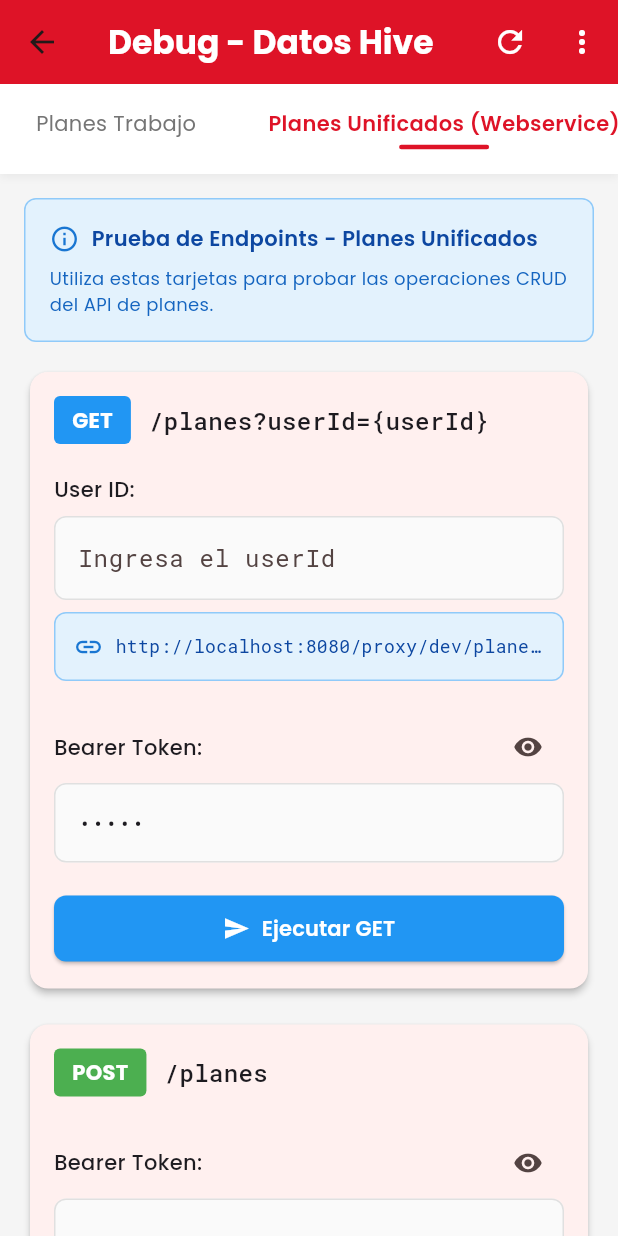
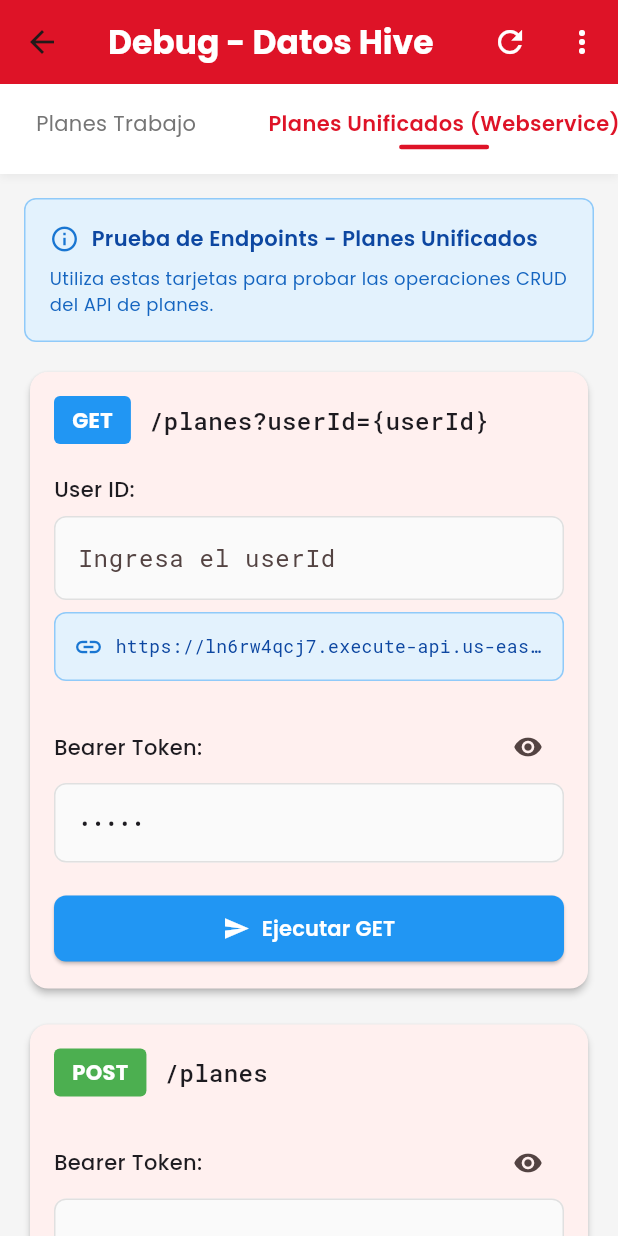
Before and after one commit to guillepuntouno/diana_lideres_comerciales, a Flutter app: the PantallaDebugHive screen opened directly, after a tap on "Planes Unificados (Webservice)", on a phone screen of 412 x 824 dp. Run offline on Flutter 3.47's test engine with Material 3 defaults, Android fonts, the phone set to English and light mode, and no system bars; our stand-ins replace connectivity_plus, geolocator, google_fonts, hive, hive_flutter, shared_preferences and 1 more; missing offline and left inert: dart:html; accounts and stored records are empty; network calls fail.

```diff
--- a/lib/configuracion/ambiente_config.dart
+++ b/lib/configuracion/ambiente_config.dart
@@ -4,7 +4,7 @@ enum Ambiente { desarrollo, qa, preproduccion, produccion }
 
 class AmbienteConfig {
   static const Ambiente _ambienteActual =
-      Ambiente.desarrollo; // Cambiar aquí para alternar ambientes
+      Ambiente.qa; // Cambiar aquí para alternar ambientes
 
   static Ambiente get ambienteActual => _ambienteActual;
 
@@ -17,17 +17,19 @@ class AmbienteConfig {
     // Caso contrario, devolver según configuración del ambiente:
     switch (_ambienteActual) {
       case Ambiente.desarrollo:
+        //Si se usa API Gateway en desarrollo, descomentar la siguiente línea:
+        //Correr como administrador en powershell para evitar problemas de CORS
+        //Proxy local para desarrollo
+        //npx local-cors-proxy --proxyUrl https://ln6rw4qcj7.execute-api.us-east-1.amazonaws.com --port 8080
+
         return 'http://localhost:8080/proxy/dev';
-      //return 'https://ln6rw4qcj7.execute-api.us-east-1.amazonaws.com/dev';
+
       case Ambiente.qa:
-        return 'http://localhost:8080/proxy/dev';
-      // return 'https://ln6rw4qcj7.execute-api.us-east-1.amazonaws.com/dev';
+        return 'https://ln6rw4qcj7.execute-api.us-east-1.amazonaws.com/dev';
       case Ambiente.preproduccion:
-        return 'http://localhost:8080/proxy/dev';
-      //return 'https://ln6rw4qcj7.execute-api.us-east-1.amazonaws.com/dev';
+        return 'https://ln6rw4qcj7.execute-api.us-east-1.amazonaws.com/dev';
       case Ambiente.produccion:
-        return 'http://localhost:8080/proxy/dev';
-      //return 'https://ln6rw4qcj7.execute-api.us-east-1.amazonaws.com/dev';
+        return 'https://ln6rw4qcj7.execute-api.us-east-1.amazonaws.com/dev';
     }
   }
 
```
